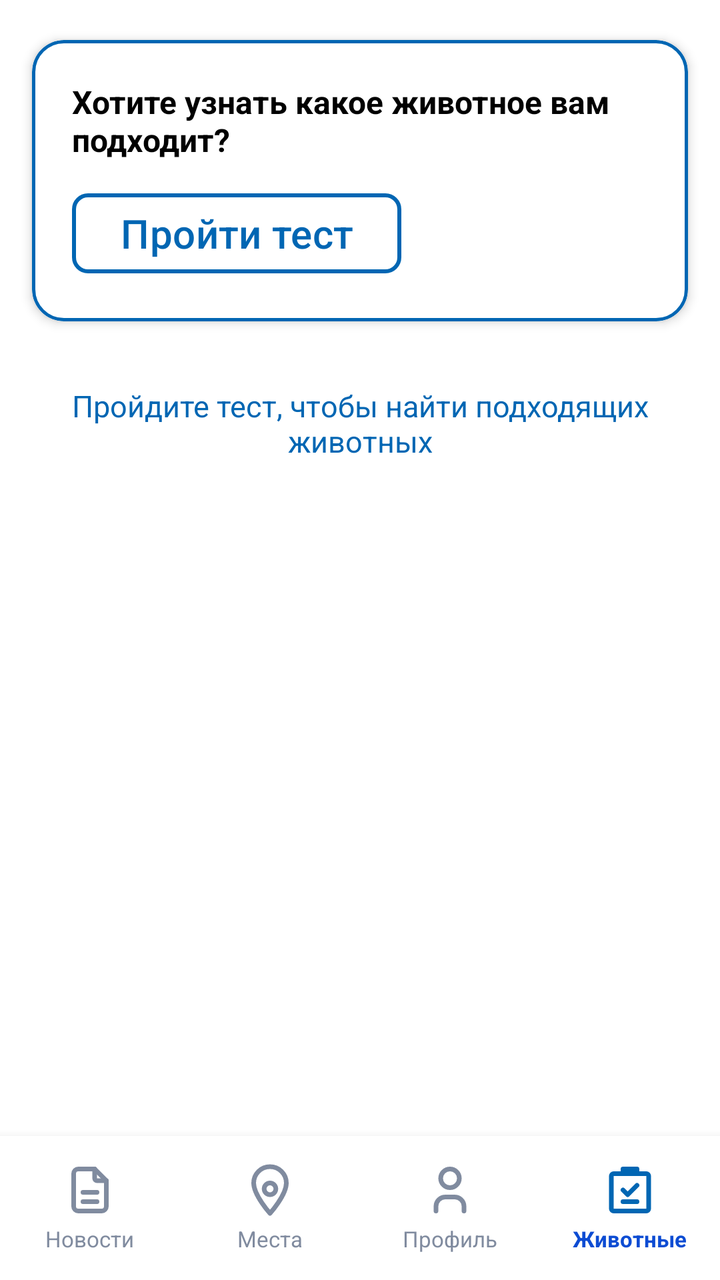
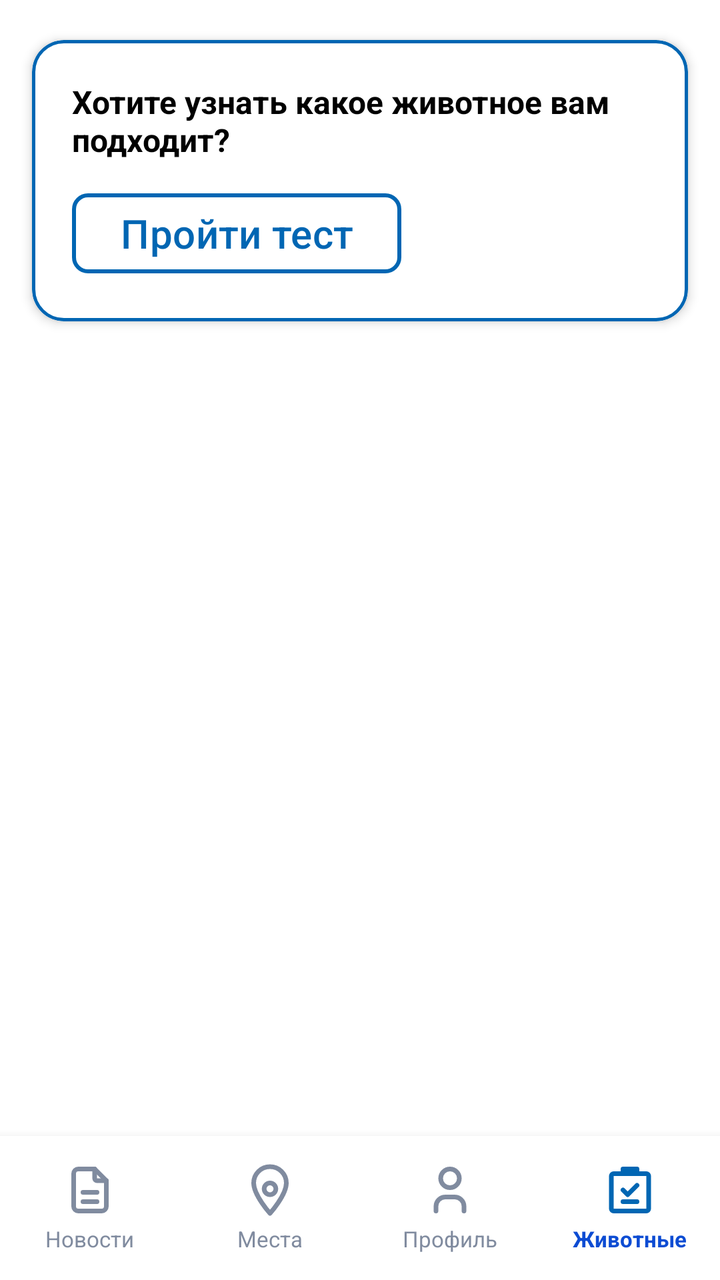

Screens rendered from an Android XML layout before and after an edit, with the pre-edit source and the edit as a unified diff.
<!-- AndroidManifest.xml: application theme Theme.VetUslugi -->
<!-- res/layout/fragment_survey_home.xml -->
<?xml version="1.0" encoding="utf-8"?>
<androidx.constraintlayout.widget.ConstraintLayout xmlns:android="http://schemas.android.com/apk/res/android"
    xmlns:app="http://schemas.android.com/apk/res-auto"
    android:layout_width="match_parent"
    android:layout_height="match_parent">

    <include
        android:id="@+id/customBottomBar5"
        layout="@layout/nav_bar5"
        android:layout_width="match_parent"
        android:layout_height="72dp"
        app:layout_constraintBottom_toBottomOf="parent" />

    <com.google.android.material.card.MaterialCardView
        android:id="@+id/surveyPromptCard"
        android:layout_width="0dp"
        android:layout_height="wrap_content"
        android:layout_marginStart="16dp"
        android:layout_marginEnd="16dp"
        android:layout_marginTop="20dp"
        app:cardCornerRadius="16dp"
        app:cardElevation="3dp"
        app:layout_constraintEnd_toEndOf="parent"
        app:layout_constraintStart_toStartOf="parent"
        app:layout_constraintTop_toTopOf="parent"
        app:strokeColor="@color/blue"
        app:strokeWidth="1.5dp">

        <LinearLayout
            android:layout_width="match_parent"
            android:layout_height="wrap_content"
            android:orientation="vertical"
            android:padding="20dp">

            <TextView
                android:layout_width="match_parent"
                android:layout_height="wrap_content"
                android:text="Хотите узнать какое животное вам подходит?"
                android:textColor="?android:attr/colorPrimary"
                android:textSize="16sp"
                android:textStyle="bold" />

            <LinearLayout
                android:layout_width="match_parent"
                android:layout_height="wrap_content"
                android:layout_marginTop="12dp"
                android:orientation="horizontal"
                android:gravity="start">

                <Button
                    android:id="@+id/btnStartSurvey"
                    android:layout_width="wrap_content"
                    android:layout_height="wrap_content"
                    android:text="Пройти тест" />

                <Button
                    android:id="@+id/btnResetResults"
                    android:layout_width="wrap_content"
                    android:layout_height="wrap_content"
                    android:layout_marginStart="12dp"
                    android:text="Сбросить"
                    android:textColor="@color/white"
                    app:backgroundTint="@color/red"
                    android:visibility="gone" />

            </LinearLayout>

        </LinearLayout>

    </com.google.android.material.card.MaterialCardView>

    <androidx.recyclerview.widget.RecyclerView
        android:id="@+id/surveyResultsRecycler"
        android:layout_width="0dp"
        android:layout_height="0dp"
        android:layout_marginTop="12dp"
        android:clipToPadding="false"
        android:paddingBottom="8dp"
        app:layout_constraintBottom_toTopOf="@+id/customBottomBar5"
        app:layout_constraintEnd_toEndOf="parent"
        app:layout_constraintStart_toStartOf="parent"
        app:layout_constraintTop_toBottomOf="@+id/surveyPromptCard" />

    <TextView
        android:id="@+id/tvSurveyEmpty"
        android:layout_width="0dp"
        android:layout_height="wrap_content"
        android:layout_marginTop="32dp"
        android:gravity="center"
        android:text="Пройдите тест, чтобы найти подходящих животных"
        android:textColor="@color/blue"
        android:textSize="15sp"
        android:visibility="visible"
        app:layout_constraintEnd_toEndOf="parent"
        app:layout_constraintStart_toStartOf="parent"
        app:layout_constraintTop_toBottomOf="@+id/surveyPromptCard" />

    <ProgressBar
        android:id="@+id/progressBar"
        style="?android:attr/progressBarStyleLarge"
        android:layout_width="wrap_content"
        android:layout_height="wrap_content"
        android:indeterminate="true"
        android:indeterminateTint="@color/blue"
        android:visibility="gone"
        app:layout_constraintBottom_toTopOf="@+id/customBottomBar5"
        app:layout_constraintEnd_toEndOf="parent"
        app:layout_constraintStart_toStartOf="parent"
        app:layout_constraintTop_toBottomOf="@+id/surveyPromptCard" />

</androidx.constraintlayout.widget.ConstraintLayout>
<!-- res/layout/nav_bar5.xml (included above) -->
<?xml version="1.0" encoding="utf-8"?>
<LinearLayout xmlns:android="http://schemas.android.com/apk/res/android"
    android:id="@+id/customBottomBar"
    android:layout_width="match_parent"
    android:layout_height="72dp"
    android:background="?android:attr/background"
    android:elevation="8dp"
    android:gravity="center"
    android:orientation="horizontal"
    android:weightSum="4">

    
    <LinearLayout
        android:id="@+id/nav_news"
        android:layout_width="0dp"
        android:layout_height="match_parent"
        android:layout_weight="1"
        android:gravity="center"
        android:orientation="vertical"
        android:paddingTop="8dp"
        android:paddingBottom="8dp">

        <ImageView
            android:id="@+id/icon_news"
            android:layout_width="28dp"
            android:layout_height="28dp"
            android:src="@drawable/news" />

        <TextView
            android:layout_width="wrap_content"
            android:layout_height="wrap_content"
            android:layout_marginTop="3dp"
            android:text="Новости"
            android:textColor="@color/icon_gray"
            android:textSize="11sp" />

    </LinearLayout>

    
    <LinearLayout
        android:id="@+id/nav_places"
        android:layout_width="0dp"
        android:layout_height="match_parent"
        android:layout_weight="1"
        android:gravity="center"
        android:orientation="vertical"
        android:paddingTop="8dp"
        android:paddingBottom="8dp">

        <ImageView
            android:id="@+id/icon_places"
            android:layout_width="28dp"
            android:layout_height="28dp"
            android:src="@drawable/places" />

        <TextView
            android:layout_width="wrap_content"
            android:layout_height="wrap_content"
            android:layout_marginTop="3dp"
            android:text="Места"
            android:textColor="@color/icon_gray"
            android:textSize="11sp" />

    </LinearLayout>

    
    <LinearLayout
        android:id="@+id/nav_profile"
        android:layout_width="0dp"
        android:layout_height="match_parent"
        android:layout_weight="1"
        android:gravity="center"
        android:orientation="vertical"
        android:paddingTop="8dp"
        android:paddingBottom="8dp">

        <ImageView
            android:id="@+id/icon_profile"
            android:layout_width="28dp"
            android:layout_height="28dp"
            android:src="@drawable/profile" />

        <TextView
            android:layout_width="wrap_content"
            android:layout_height="wrap_content"
            android:layout_marginTop="3dp"
            android:text="Профиль"
            android:textColor="@color/icon_gray"
            android:textSize="11sp" />

    </LinearLayout>

    
    <LinearLayout
        android:id="@+id/nav_survey"
        android:layout_width="0dp"
        android:layout_height="match_parent"
        android:layout_weight="1"
        android:gravity="center"
        android:orientation="vertical"
        android:paddingTop="8dp"
        android:paddingBottom="8dp">

        <ImageView
            android:id="@+id/icon_survey"
            android:layout_width="28dp"
            android:layout_height="28dp"
            android:src="@drawable/surveyselected" />

        <TextView
            android:layout_width="wrap_content"
            android:layout_height="wrap_content"
            android:layout_marginTop="3dp"
            android:text="Животные"
            android:textColor="@color/icon_blue"
            android:textSize="11sp"
            android:textStyle="bold" />

    </LinearLayout>

</LinearLayout>
<!-- resources referenced by this layout -->
<resources>
  <color name="blue">#0066B3</color>
  <color name="icon_blue">#0D4CD3</color>
  <color name="icon_gray">#808B9F</color>
  <color name="red">#EE2F53</color>
  <color name="white">#FFFFFF</color>
  <!-- drawable profile (drawable) -->
  <vector xmlns:android="http://schemas.android.com/apk/res/android"
      android:width="24dp"
      android:height="24dp"
      android:viewportWidth="24"
      android:viewportHeight="24">
    <path
        android:pathData="M8,7a4,4 0,1 0,8 0a4,4 0,0 0,-8 0"
        android:strokeLineJoin="round"
        android:strokeWidth="2"
        android:fillColor="#00000000"
        android:strokeColor="@color/icon_gray"
        android:strokeLineCap="round"/>
    <path
        android:pathData="M6,21v-2a4,4 0,0 1,4 -4h4a4,4 0,0 1,4 4v2"
        android:strokeLineJoin="round"
        android:strokeWidth="2"
        android:fillColor="#00000000"
        android:strokeColor="@color/icon_gray"
        android:strokeLineCap="round"/>
  </vector>
  <style name="Theme.VetUslugi" parent="Base.Theme.VetUslugi" />
  <style name="Base.Theme.VetUslugi" parent="Theme.Material3.DayNight.NoActionBar">
  
          <item name="materialButtonStyle">@style/Button</item>
          <item name="android:textViewStyle">@style/TextView</item>
          <item name="editTextStyle">@style/EditText</item>
          <item name="checkboxStyle">@style/BlueCheckBoxStyle</item>
  
          <item name="android:background">@color/white</item>
          <item name="colorPrimary">@color/black</item>
      </style>
  <style name="Button" parent="Widget.Material3.Button">
          <item name="shapeAppearanceOverlay">@style/ShapeAppearance.VetUslugi.Button</item>
          <item name="backgroundTint">@android:color/white</item>
          <item name="strokeColor">@color/blue</item>
          <item name="strokeWidth">2dp</item>
          <item name="android:textColor">@color/blue</item>
          <item name="android:textSize">20sp</item>
      </style>
  <style name="TextView" parent="android:Widget.TextView">
          <item name="android:textSize">20sp</item>
          <item name="android:textColor">@color/black</item>
      </style>
  <style name="EditText" parent="android:Widget.EditText">
          <item name="android:textColorHint">@color/light_blue</item>
          <item name="android:textSize">20sp</item>
          <item name="android:textColor">@color/blue</item>
          <item name="android:background">@drawable/rounded_corners</item>
      </style>
  <style name="BlueCheckBoxStyle" parent="Widget.AppCompat.CompoundButton.CheckBox">
          <item name="android:buttonTint">@color/checkbox_blue_tint</item>
      </style>
  <color name="black">#000000</color>
  <style name="ShapeAppearance.VetUslugi.Button" parent="ShapeAppearance.MaterialComponents.SmallComponent">
          <item name="cornerFamily">rounded</item>
          <item name="cornerSize">8dp</item>
      </style>
  <color name="light_blue">#85ACFF</color>
  <!-- unchanged entries left out for length: 4 -->
</resources>

<!-- the commit's change to res/layout/fragment_survey_home.xml (unified diff, before → after) -->
@@ -2,7 +2,8 @@
 <androidx.constraintlayout.widget.ConstraintLayout xmlns:android="http://schemas.android.com/apk/res/android"
     xmlns:app="http://schemas.android.com/apk/res-auto"
     android:layout_width="match_parent"
-    android:layout_height="match_parent">
+    android:layout_height="match_parent"
+    xmlns:tools="http://schemas.android.com/tools">
 
     <include
         android:id="@+id/customBottomBar5"
@@ -76,6 +77,7 @@
         android:layout_marginTop="12dp"
         android:clipToPadding="false"
         android:paddingBottom="8dp"
+        tools:listitem="@layout/item_animal"
         app:layout_constraintBottom_toTopOf="@+id/customBottomBar5"
         app:layout_constraintEnd_toEndOf="parent"
         app:layout_constraintStart_toStartOf="parent"
@@ -90,7 +92,8 @@
         android:text="Пройдите тест, чтобы найти подходящих животных"
         android:textColor="@color/blue"
         android:textSize="15sp"
-        android:visibility="visible"
+        android:visibility="gone"
+
         app:layout_constraintEnd_toEndOf="parent"
         app:layout_constraintStart_toStartOf="parent"
         app:layout_constraintTop_toBottomOf="@+id/surveyPromptCard" />
@@ -231,3 +234,112 @@
     </LinearLayout>
 
 </LinearLayout>
+<!-- res/layout/item_animal.xml (included above) -->
+<?xml version="1.0" encoding="utf-8"?>
+<com.google.android.material.card.MaterialCardView xmlns:android="http://schemas.android.com/apk/res/android"
+    xmlns:app="http://schemas.android.com/apk/res-auto"
+    android:layout_width="match_parent"
+    android:layout_height="wrap_content"
+    android:layout_marginStart="12dp"
+    android:layout_marginEnd="12dp"
+    android:layout_marginTop="6dp"
+    android:layout_marginBottom="6dp"
+    android:backgroundTint="?android:attr/background"
+    app:cardCornerRadius="16dp"
+    app:cardElevation="4dp"
+    app:strokeColor="@color/blue"
+    app:strokeWidth="2dp">
+
+    <LinearLayout
+        android:layout_width="match_parent"
+        android:layout_height="wrap_content"
+        android:orientation="horizontal"
+        android:padding="16dp">
+
+        <ImageView
+            android:id="@+id/ivAnimalPhoto"
+            android:layout_width="72dp"
+            android:layout_height="72dp"
+            android:layout_marginEnd="14dp"
+            android:scaleType="centerCrop"
+            android:src="@drawable/nursery"
+            android:background="@drawable/rounded_image"
+            android:clipToOutline="true" />
+
+        <LinearLayout
+            android:layout_width="0dp"
+            android:layout_height="wrap_content"
+            android:layout_gravity="center_vertical"
+            android:layout_weight="1"
+            android:orientation="vertical">
+
+            <TextView
+                android:id="@+id/tvAnimalNickname"
+                android:layout_width="wrap_content"
+                android:layout_height="wrap_content"
+                android:textColor="?android:attr/colorPrimary"
+                android:textSize="17sp"
+                android:textStyle="bold" />
+
+            <TextView
+                android:id="@+id/tvAnimalSpecies"
+                android:layout_width="wrap_content"
+                android:layout_height="wrap_content"
+                android:layout_marginTop="2dp"
+                android:textColor="?android:attr/colorPrimary"
+                android:textSize="14sp" />
+
+            <LinearLayout
+                android:layout_width="wrap_content"
+                android:layout_height="wrap_content"
+                android:layout_marginTop="4dp">
+
+                <TextView
+                    android:layout_width="wrap_content"
+                    android:layout_height="wrap_content"
+                    android:text="Порода: "
+                    android:textColor="?android:attr/colorPrimary"
+                    android:textSize="14sp" />
+
+                <TextView
+                    android:id="@+id/tvAnimalBreed"
+                    android:layout_width="wrap_content"
+                    android:layout_height="wrap_content"
+                    android:textColor="?android:attr/colorPrimary"
+                    android:textSize="14sp" />
+            </LinearLayout>
+
+            <LinearLayout
+                android:layout_width="wrap_content"
+                android:layout_height="wrap_content"
+                android:layout_marginTop="2dp">
+
+                <TextView
+                    android:layout_width="wrap_content"
+                    android:layout_height="wrap_content"
+                    android:text="Возраст: "
+                    android:textColor="?android:attr/colorPrimary"
+                    android:textSize="14sp" />
+
+                <TextView
+                    android:id="@+id/tvAnimalAge"
+                    android:layout_width="wrap_content"
+                    android:layout_height="wrap_content"
+                    android:textColor="?android:attr/colorPrimary"
+                    android:textSize="14sp" />
+            </LinearLayout>
+
+            <TextView
+                android:id="@+id/tvAnimalDiseases"
+                android:layout_width="wrap_content"
+                android:layout_height="wrap_content"
+                android:layout_marginTop="4dp"
+                android:textSize="13sp"
+                android:textStyle="bold"
+                android:visibility="gone" />
+
+        </LinearLayout>
+
+    </LinearLayout>
+
+</com.google.android.material.card.MaterialCardView>
<!-- resource entries referenced after the edit -->
@@ -5,6 +5,7 @@
   <color name="icon_gray">#808B9F</color>
   <color name="red">#EE2F53</color>
   <color name="white">#FFFFFF</color>
+  <!-- drawable nursery: vector/xml drawable (drawable, 2520 chars, omitted) -->
   <!-- drawable profile (drawable) -->
   <vector xmlns:android="http://schemas.android.com/apk/res/android"
       android:width="24dp"
@@ -26,6 +27,12 @@
         android:strokeColor="@color/icon_gray"
         android:strokeLineCap="round"/>
   </vector>
+  <!-- drawable rounded_image (drawable) -->
+  <?xml version="1.0" encoding="utf-8"?>
+  <shape xmlns:android="http://schemas.android.com/apk/res/android">
+      <solid android:color="@android:color/transparent" />
+      <corners android:radius="12dp" />
+  </shape>
   <style name="Theme.VetUslugi" parent="Base.Theme.VetUslugi" />
   <style name="Base.Theme.VetUslugi" parent="Theme.Material3.DayNight.NoActionBar">
   
